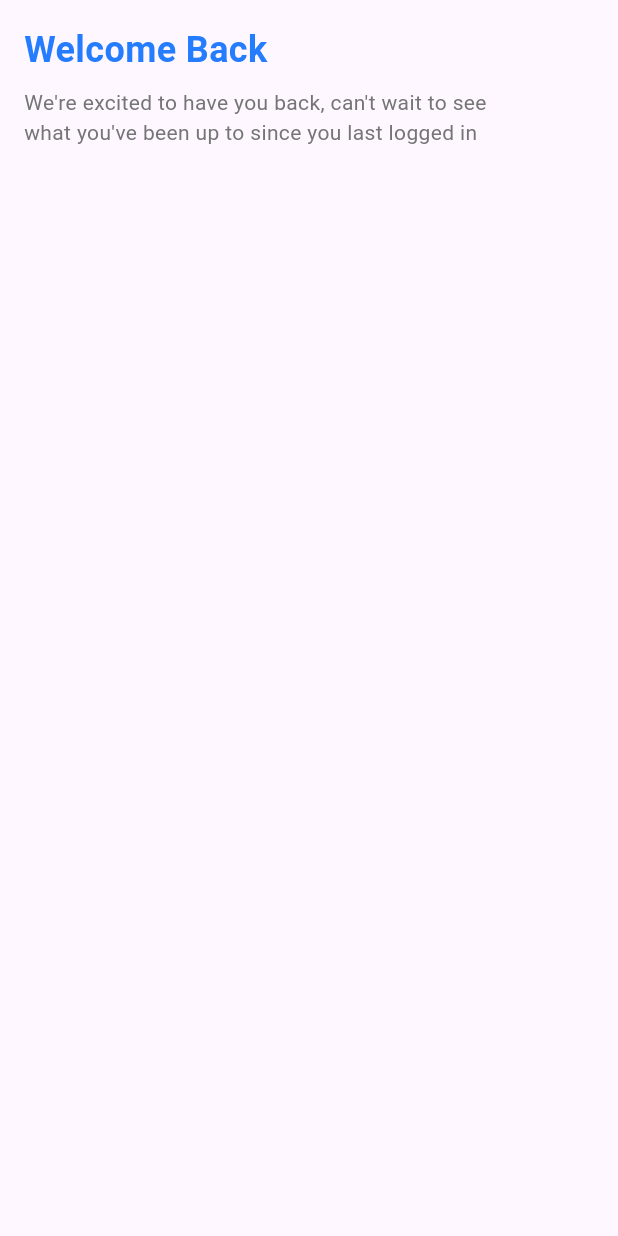
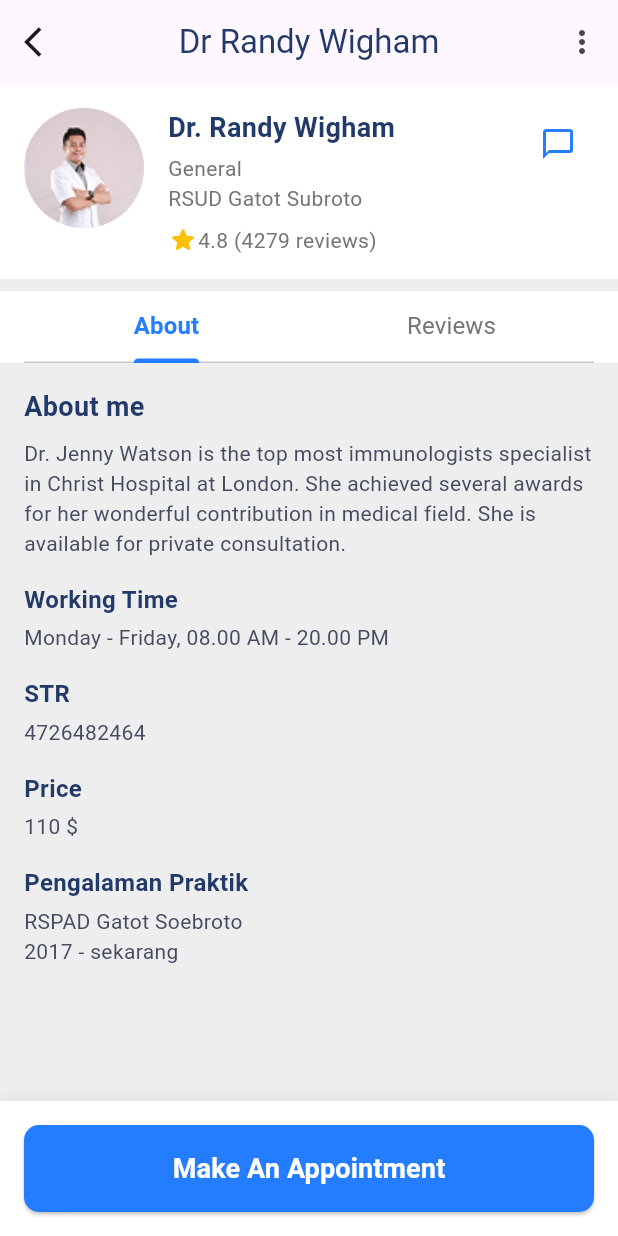
Before and after one commit to nadanasser0/Health_Care_App, a Flutter app: the screen it shows after launch, on a phone screen of 412 x 824 dp. Run offline on Flutter 3.47's test engine with Material 3 defaults, Android fonts, the phone set to English and light mode, and no system bars.

Commit message:
first commit

```diff
--- /dev/null
+++ b/lib/Presentation/doctor_review/screens/doctor_details_about_screen.dart
@@ -0,0 +1,196 @@
+import 'package:flutter/material.dart';
+import 'package:health_care_app/Presentation/doctor_review/screens/doctor_details_review_screen.dart';
+import 'package:health_care_app/Presentation/doctor_review/widgets/custom_tab_bar.dart';
+import 'package:health_care_app/Presentation/doctor_review/widgets/doctor_header_card.dart';
+import 'package:health_care_app/Presentation/doctor_review/widgets/make_appointment_button.dart';
+import 'package:health_care_app/core/constants/colors.dart';
+
+class DoctorDetailsAboutScreen extends StatefulWidget {
+  const DoctorDetailsAboutScreen({super.key});
+
+  @override
+  State<DoctorDetailsAboutScreen> createState() => _DoctorDetailsAboutScreenState();
+}
+
+class _DoctorDetailsAboutScreenState extends State<DoctorDetailsAboutScreen> with SingleTickerProviderStateMixin {
+  late TabController _tabController;
+
+  @override
+  void initState() {
+    super.initState();
+    _tabController = TabController(length: 2, vsync: this);
+    _tabController.addListener(_handleTabSelection);
+  }
+
+  void _handleTabSelection() {
+    if (_tabController.indexIsChanging && _tabController.index == 1) {
+      // If switching to Reviews tab, navigate to DoctorDetailsReviewScreen
+      Navigator.pushReplacement(
+        context,
+        MaterialPageRoute(builder: (context) => DoctorDetailsReviewScreen()),
+      );
+    }
+  }
+
+  @override
+  void dispose() {
+    _tabController.removeListener(_handleTabSelection);
+    _tabController.dispose();
+    super.dispose();
+  }
+
+  @override
+  Widget build(BuildContext context) {
+    return Scaffold(
+      backgroundColor: AppColors.lightGrey,
+      appBar: AppBar(
+        leading: IconButton(
+          icon: const Icon(Icons.arrow_back_ios),
+          onPressed: () {
+            // Handle back button
+          },
+        ),
+        title: Text(
+          'Dr Randy Wigham',
+          style: TextStyle(color: AppColors.textColor),
+        ),
+        centerTitle: true,
+        actions: [
+          IconButton(
+            icon: const Icon(Icons.more_vert),
+            onPressed: () {
+              // Handle more options
+            },
+          ),
+        ],
+      ),
+      body: Column(
+        children: [
+          DoctorHeaderCard(
+            doctorName: 'Dr. Randy Wigham',
+            specialty: 'General',
+            hospital: 'RSUD Gatot Subroto',
+            rating: 4.8,
+            numberOfReviews: 4279,
+            doctorImageUrl: 'lib/images/doctor_avatar.png',
+          ),
+          const SizedBox(height: 8),
+          CustomTabBar(
+            tabController: _tabController,
+            onTabTap: (index) {
+              if (index == 1) {
+                // If Reviews tab is tapped, navigate
+                Navigator.pushReplacement(
+                  context,
+                  MaterialPageRoute(builder: (context) => DoctorDetailsReviewScreen()),
+                );
+              }
+            },
+          ),
+          Expanded(
+            child: SingleChildScrollView(
+              padding: const EdgeInsets.all(16.0),
+              child: Column(
+                crossAxisAlignment: CrossAxisAlignment.start,
+                children: [
+                  Text(
+                    'About me',
+                    style: TextStyle(
+                      fontSize: 18,
+                      fontWeight: FontWeight.bold,
+                      color: AppColors.textColor,
+                    ),
+                  ),
+                  const SizedBox(height: 8),
+                  Text(
+                    'Dr. Jenny Watson is the top most immunologists specialist in Christ Hospital at London. She achieved several awards for her wonderful contribution in medical field. She is available for private consultation.',
+                    style: TextStyle(
+                      fontSize: 14,
+                      color: AppColors.darkGreyColor,
+                    ),
+                  ),
+                  const SizedBox(height: 16),
+                  Text(
+                    'Working Time',
+                    style: TextStyle(
+                      fontSize: 16,
+                      fontWeight: FontWeight.bold,
+                      color: AppColors.textColor,
+                    ),
+                  ),
+                  const SizedBox(height: 4),
+                  Text(
+                    'Monday - Friday, 08.00 AM - 20.00 PM',
+                    style: TextStyle(
+                      fontSize: 14,
+                      color: AppColors.darkGreyColor,
+                    ),
+                  ),
+                  const SizedBox(height: 16),
+                  Text(
+                    'STR',
+                    style: TextStyle(
+                      fontSize: 16,
+                      fontWeight: FontWeight.bold,
+                      color: AppColors.textColor,
+                    ),
+                  ),
+                  const SizedBox(height: 4),
+                  Text(
+                    '4726482464',
+                    style: TextStyle(
+                      fontSize: 14,
+                      color: AppColors.darkGreyColor,
+                    ),
+                  ),
+                  const SizedBox(height: 16),
+                  Text(
+                    'Price',
+                    style: TextStyle(
+                      fontSize: 16,
+                      fontWeight: FontWeight.bold,
+                      color: AppColors.textColor,
+                    ),
+                  ),
+                  const SizedBox(height: 4),
+                  Text(
+                    '110 \$',
+                    style: TextStyle(
+                      fontSize: 14,
+                      color: AppColors.darkGreyColor,
+                    ),
+                  ),
+                  const SizedBox(height: 16),
+                  Text(
+                    'Pengalaman Praktik',
+                    style: TextStyle(
+                      fontSize: 16,
+                      fontWeight: FontWeight.bold,
+                      color: AppColors.textColor,
+                    ),
+                  ),
+                  const SizedBox(height: 4),
+                  Text(
+                    'RSPAD Gatot Soebroto',
+                    style: TextStyle(
+                      fontSize: 14,
+                      color: AppColors.darkGreyColor,
+                    ),
+                  ),
+                  Text(
+                    '2017 - sekarang',
+                    style: TextStyle(
+                      fontSize: 14,
+                      color: AppColors.darkGreyColor,
+                    ),
+                  ),
+                ],
+              ),
+            ),
+          ),
+          const MakeAppointmentButton(),
+        ],
+      ),
+    );
+  }
+}
--- /dev/null
+++ b/lib/Presentation/doctor_review/widgets/custom_tab_bar.dart
@@ -0,0 +1,40 @@
+import 'package:flutter/material.dart';
+import 'package:health_care_app/core/constants/colors.dart';
+
+class CustomTabBar extends StatelessWidget {
+  final TabController tabController;
+  final Function(int) onTabTap;
+
+  const CustomTabBar({
+    super.key,
+    required this.tabController,
+    required this.onTabTap,
+  });
+
+  @override
+  Widget build(BuildContext context) {
+    return Container(
+      color: AppColors.whiteColor,
+      padding: const EdgeInsets.symmetric(horizontal: 16.0),
+      child: TabBar(
+        controller: tabController,
+        onTap: onTabTap,
+        indicatorColor: AppColors.blueColor,
+        labelColor: AppColors.blueColor,
+        unselectedLabelColor: AppColors.greyColor,
+        labelStyle: const TextStyle(
+          fontWeight: FontWeight.bold,
+          fontSize: 16,
+        ),
+        unselectedLabelStyle: const TextStyle(
+          fontWeight: FontWeight.normal,
+          fontSize: 16,
+        ),
+        tabs: const [
+          Tab(text: 'About'),
+          Tab(text: 'Reviews'),
+        ],
+      ),
+    );
+  }
+}
--- /dev/null
+++ b/lib/Presentation/doctor_review/widgets/doctor_header_card.dart
@@ -0,0 +1,95 @@
+import 'package:flutter/material.dart';
+import 'package:health_care_app/core/constants/colors.dart';
+
+class DoctorHeaderCard extends StatelessWidget {
+  final String doctorName;
+  final String specialty;
+  final String hospital;
+  final double rating;
+  final int numberOfReviews;
+  final String doctorImageUrl;
+
+  const DoctorHeaderCard({
+    super.key,
+    required this.doctorName,
+    required this.specialty,
+    required this.hospital,
+    required this.rating,
+    required this.numberOfReviews,
+    required this.doctorImageUrl,
+  });
+
+  @override
+  Widget build(BuildContext context) {
+    return Container(
+      padding: const EdgeInsets.all(16.0),
+      color: AppColors.whiteColor,
+      child: Row(
+        crossAxisAlignment: CrossAxisAlignment.start,
+        children: [
+          CircleAvatar(
+            radius: 40,
+            backgroundImage: AssetImage(doctorImageUrl),
+          ),
+          const SizedBox(width: 16),
+          Expanded(
+            child: Column(
+              crossAxisAlignment: CrossAxisAlignment.start,
+              children: [
+                Text(
+                  doctorName,
+                  style: TextStyle(
+                    fontSize: 18,
+                    fontWeight: FontWeight.bold,
+                    color: AppColors.textColor,
+                  ),
+                ),
+                const SizedBox(height: 4),
+                Text(
+                  specialty,
+                  style: TextStyle(
+                    fontSize: 14,
+                    color: AppColors.greyColor,
+                  ),
+                ),
+                Text(
+                  hospital,
+                  style: TextStyle(
+                    fontSize: 14,
+                    color: AppColors.greyColor,
+                  ),
+                ),
+                const SizedBox(height: 8),
+                Row(
+                  children: [
+                    Icon(
+                      Icons.star_rounded,
+                      color: AppColors.starColor,
+                      size: 20,
+                    ),
+                    Text(
+                      '$rating (${numberOfReviews} reviews)',
+                      style: TextStyle(
+                        fontSize: 14,
+                        color: AppColors.greyColor,
+                      ),
+                    ),
+                  ],
+                ),
+              ],
+            ),
+          ),
+          IconButton(
+            onPressed: () {
+
+            },
+            icon: Icon(
+              Icons.chat_bubble_outline,
+              color: AppColors.blueColor,
+            ),
+          ),
+        ],
+      ),
+    );
+  }
+}
--- /dev/null
+++ b/lib/Presentation/doctor_review/widgets/make_appointment_button.dart
@@ -0,0 +1,45 @@
+import 'package:flutter/material.dart';
+import 'package:health_care_app/core/constants/colors.dart';
+
+class MakeAppointmentButton extends StatelessWidget {
+  const MakeAppointmentButton({super.key});
+
+  @override
+  Widget build(BuildContext context) {
+    return Container(
+      width: double.infinity,
+      padding: const EdgeInsets.all(16.0),
+      decoration: BoxDecoration(
+        color: AppColors.whiteColor,
+        boxShadow: [
+          BoxShadow(
+            color: Colors.grey.withOpacity(0.1),
+            spreadRadius: 1,
+            blurRadius: 5,
+            offset: const Offset(0, -3),
+          ),
+        ],
+      ),
+      child: ElevatedButton(
+        onPressed: () {
+          //نضيف جزء المواعيد
+        },
+        style: ElevatedButton.styleFrom(
+          backgroundColor: AppColors.blueColor,
+          padding: const EdgeInsets.symmetric(vertical: 16),
+          shape: RoundedRectangleBorder(
+            borderRadius: BorderRadius.circular(10),
+          ),
+        ),
+        child: Text(
+          'Make An Appointment',
+          style: TextStyle(
+            fontSize: 18,
+            fontWeight: FontWeight.bold,
+            color: AppColors.whiteColor,
+          ),
+        ),
+      ),
+    );
+  }
+}
--- a/lib/core/constants/colors.dart
+++ b/lib/core/constants/colors.dart
@@ -8,5 +8,7 @@ static final Color textColor = Color(0xFF223A6A);
 static final Color spalshBackGroundColor = Color(0xFFE4EBF7);
 static final Color greyColor = Colors.grey[600]!;
 static final Color darkGreyColor = Color(0xFF454B60);
+static final Color lightGrey = Colors.grey.shade200;
+static final Color starColor = Colors.amber;
 
 }
--- a/lib/main.dart
+++ b/lib/main.dart
@@ -1,4 +1,5 @@
 import 'package:flutter/material.dart';
+import 'package:health_care_app/Presentation/doctor_review/screens/doctor_details_about_screen.dart';
 import 'package:health_care_app/Presentation/log_in/view/login_view.dart';
 import 'package:health_care_app/Presentation/splash_screen/splash.dart';
 
@@ -13,7 +14,7 @@ class MainApp extends StatelessWidget {
   Widget build(BuildContext context) {
     return const MaterialApp(
       debugShowCheckedModeBanner: false,
-      home: LoginScreen(),
+      home: DoctorDetailsAboutScreen(),
     );
   }
 }
```
Also changed, not shown: lib/Presentation/doctor_review/screens/doctor_details_review_screen.dart (added, +129 -0 lines), lib/Presentation/doctor_review/widgets/review_card.dart (added, +88 -0 lines), lib/images/doctor_avatar.png (added), lib/images/jacob_jones.png (added), lib/images/jane_cooper.png (added), lib/images/robert_fox.png (added).
